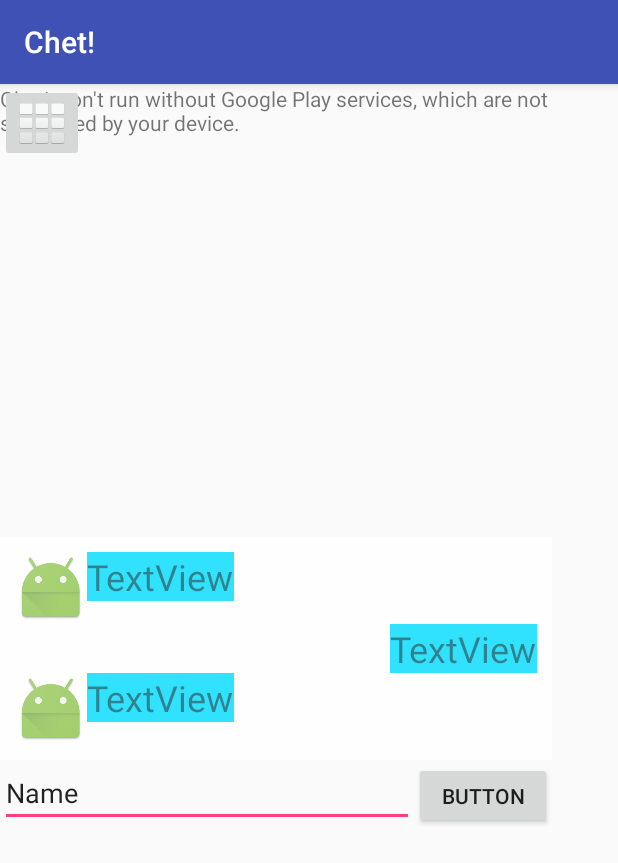
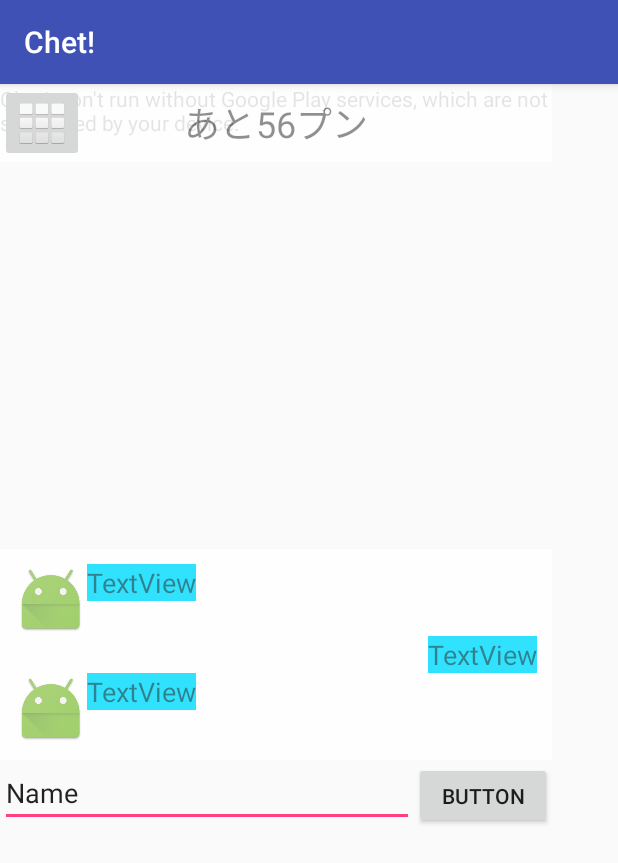
Before and after one commit to Funabashi-Joho-Business/X15G_C, an Android app: the screen it shows after launch (MainActivity), on a phone screen of 412 x 824 dp. Shown: the top 863 px of the screen. Run offline under Robolectric (Android 15) with nearby library versions, the phone set to English and light mode, and no system bars.

Commit message:
メイン画面作成途中

```diff
--- a/app/src/main/java/jp/ac/chiba_fjb/c/chet/MainActivity.java
+++ b/app/src/main/java/jp/ac/chiba_fjb/c/chet/MainActivity.java
@@ -2,6 +2,7 @@ package jp.ac.chiba_fjb.c.chet;
 
 import android.support.v7.app.AppCompatActivity;
 import android.os.Bundle;
+
 import com.google.android.gms.maps.CameraUpdateFactory;
 import com.google.android.gms.maps.GoogleMap;
 import com.google.android.gms.maps.OnMapReadyCallback;
--- /dev/null
+++ b/app/src/main/res/drawable/frame_style.xml
@@ -0,0 +1,5 @@
+<?xml version="1.0" encoding="utf-8"?>
+<selector xmlns:android="http://schemas.android.com/apk/res/android">
+
+
+</selector>
--- a/app/src/main/res/layout/activity_main.xml
+++ b/app/src/main/res/layout/activity_main.xml
@@ -56,7 +56,7 @@
                         android:alpha="1"
                         android:background="@android:color/holo_blue_bright"
                         android:text="TextView"
-                        android:textSize="24sp"
+                        android:textSize="18sp"
                         tools:layout_editor_absoluteX="0dp"
                         tools:layout_editor_absoluteY="0dp" />
                 </LinearLayout>
@@ -76,7 +76,7 @@
                         android:alpha="1"
                         android:background="@android:color/holo_blue_bright"
                         android:text="TextView"
-                        android:textSize="24sp"
+                        android:textSize="18sp"
                         tools:layout_editor_absoluteX="0dp"
                         tools:layout_editor_absoluteY="0dp" />
                 </LinearLayout>
@@ -102,26 +102,35 @@
                         android:alpha="1"
                         android:background="@android:color/holo_blue_bright"
                         android:text="TextView"
-                        android:textSize="24sp"
+                        android:textSize="18sp"
                         tools:layout_editor_absoluteX="0dp"
                         tools:layout_editor_absoluteY="0dp" />
+
                 </LinearLayout>
 
             </LinearLayout>
 
-            <LinearLayout
-                android:id="@+id/menubox"
-                android:layout_width="wrap_content"
-                android:layout_height="wrap_content"
-                android:orientation="vertical">
+            <RelativeLayout
+                android:layout_width="match_parent"
+                android:layout_height="wrap_content">
+
+                <TextView
+                    android:id="@+id/textView4"
+                    android:layout_width="match_parent"
+                    android:layout_height="match_parent"
+                    android:layout_alignBottom="@+id/ImageButton"
+                    android:alpha="0.8"
+                    android:background="@android:color/white"
+                    android:gravity="center_vertical|center_horizontal"
+                    android:text="あと56プン"
+                    android:textSize="24sp" />
 
                 <ImageButton
                     android:id="@+id/ImageButton"
-                    android:layout_width="match_parent"
+                    android:layout_width="wrap_content"
                     android:layout_height="wrap_content"
                     app:srcCompat="@android:drawable/ic_dialog_dialer" />
-
-            </LinearLayout>
+            </RelativeLayout>
 
         </RelativeLayout>
 
```
Also changed, not shown: app/src/main/java/layout/menuFragment.java (deleted, +0 -25 lines), app/src/main/res/layout/fragment_menu.xml (deleted, +0 -13 lines).
